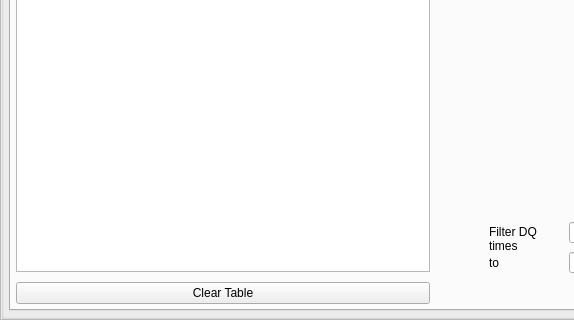
This is form.ui in timesama/M2-Approach as Qt 5 draws it before an edit; both pictures show x 0 to 574 and y 380 to 700 of the 1000 by 700 pixel window. The edited form follows.
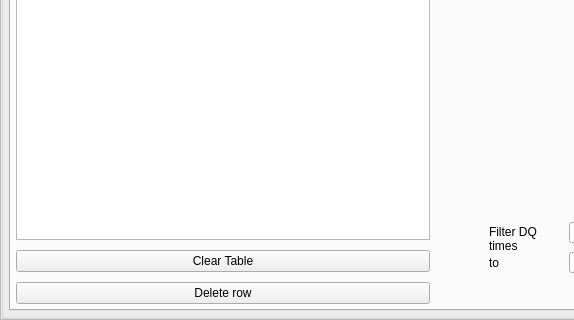
This is the edited form. The open tabs and pages were chosen to show the change. Custom widgets are drawn as their Qt base class.

Commit message: the files are deleted\hidden when the row is deleted

Patch:
```diff
--- a/form.ui
+++ b/form.ui
@@ -960,7 +960,7 @@
                 <number>5</number>
                </property>
                <item>
-                <layout class="QGridLayout" name="gridLayout_3" rowstretch="2,0,0,0" columnstretch="0,0,0">
+                <layout class="QGridLayout" name="gridLayout_3" rowstretch="2,0,0,0,0" columnstretch="0,0,0">
                  <property name="horizontalSpacing">
                   <number>5</number>
                  </property>
@@ -977,7 +977,70 @@
                    </property>
                   </widget>
                  </item>
-                 <item row="2" column="1" rowspan="2">
+                 <item row="3" column="0">
+                  <widget class="QPushButton" name="btn_ClearTable_5">
+                   <property name="maximumSize">
+                    <size>
+                     <width>16777215</width>
+                     <height>16777215</height>
+                    </size>
+                   </property>
+                   <property name="text">
+                    <string>Clear Table</string>
+                   </property>
+                  </widget>
+                 </item>
+                 <item row="0" column="0" rowspan="3">
+                  <widget class="QTableWidget" name="table_DQ">
+                   <property name="editTriggers">
+                    <set>QAbstractItemView::AllEditTriggers</set>
+                   </property>
+                   <property name="selectionBehavior">
+                    <enum>QAbstractItemView::SelectRows</enum>
+                   </property>
+                   <property name="columnCount">
+                    <number>4</number>
+                   </property>
+                   <column>
+                    <property name="text">
+                     <string>DQ time</string>
+                    </property>
+                   </column>
+                   <column>
+                    <property name="text">
+                     <string>DQ amp</string>
+                    </property>
+                   </column>
+                   <column>
+                    <property name="text">
+                     <string>M₂</string>
+                    </property>
+                   </column>
+                   <column>
+                    <property name="text">
+                     <string>T₂*</string>
+                    </property>
+                   </column>
+                  </widget>
+                 </item>
+                 <item row="0" column="1" rowspan="2">
+                  <widget class="PlotWidget" name="DQ_Widget_1" native="true">
+                   <property name="minimumSize">
+                    <size>
+                     <width>100</width>
+                     <height>100</height>
+                    </size>
+                   </property>
+                  </widget>
+                 </item>
+                 <item row="4" column="0">
+                  <widget class="QPushButton" name="btn_DeleteRow_3">
+                   <property name="text">
+                    <string>Delete row</string>
+                   </property>
+                  </widget>
+                 </item>
+                 <item row="2" column="1" rowspan="3">
                   <layout class="QFormLayout" name="Filter">
                    <property name="horizontalSpacing">
                     <number>0</number>
@@ -1208,63 +1271,7 @@
                    </item>
                   </layout>
                  </item>
-                 <item row="0" column="1" rowspan="2">
-                  <widget class="PlotWidget" name="DQ_Widget_1" native="true">
-                   <property name="minimumSize">
-                    <size>
-                     <width>100</width>
-                     <height>100</height>
-                    </size>
-                   </property>
-                  </widget>
-                 </item>
-                 <item row="3" column="0">
-                  <widget class="QPushButton" name="btn_ClearTable_5">
-                   <property name="maximumSize">
-                    <size>
-                     <width>16777215</width>
-                     <height>16777215</height>
-                    </size>
-                   </property>
-                   <property name="text">
-                    <string>Clear Table</string>
-                   </property>
-                  </widget>
-                 </item>
-                 <item row="0" column="0" rowspan="3">
-                  <widget class="QTableWidget" name="table_DQ">
-                   <property name="editTriggers">
-                    <set>QAbstractItemView::AllEditTriggers</set>
-                   </property>
-                   <property name="selectionBehavior">
-                    <enum>QAbstractItemView::SelectRows</enum>
-                   </property>
-                   <property name="columnCount">
-                    <number>4</number>
-                   </property>
-                   <column>
-                    <property name="text">
-                     <string>DQ time</string>
-                    </property>
-                   </column>
-                   <column>
-                    <property name="text">
-                     <string>DQ amp</string>
-                    </property>
-                   </column>
-                   <column>
-                    <property name="text">
-                     <string>M₂</string>
-                    </property>
-                   </column>
-                   <column>
-                    <property name="text">
-                     <string>T₂*</string>
-                    </property>
-                   </column>
-                  </widget>
-                 </item>
-                 <item row="2" column="2" rowspan="2">
+                 <item row="2" column="2" rowspan="3">
                   <layout class="QVBoxLayout" name="Log">
                    <property name="leftMargin">
                     <number>30</number>
```
The commit also changes 1 other file.
